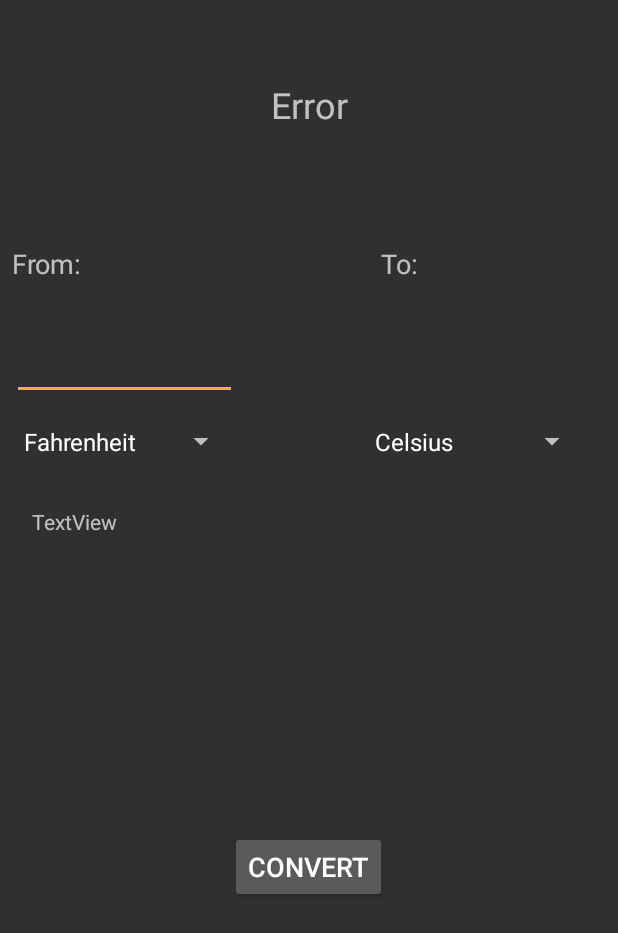
After one commit to bwawczak80/EnglishToMetricConverterBrianW, an Android app: the Converter screen opened directly, with no data from a screen before it, on a phone screen of 412 x 824 dp. The commit adds this screen. Shown: the top 933 px of the screen. Run offline under Robolectric (Android 15) with nearby library versions, the phone set to English and light mode, and no system bars.

Commit message:
Screen layout complete.

```diff
--- a/app/src/main/AndroidManifest.xml
+++ b/app/src/main/AndroidManifest.xml
@@ -9,10 +9,7 @@
         android:roundIcon="@mipmap/ic_launcher_round"
         android:supportsRtl="true"
         android:theme="@style/AppTheme">
-        <activity android:name=".VolumeConversion"></activity>
-        <activity android:name=".DistanceConversion" />
-        <activity android:name=".WeightConversion" />
-        <activity android:name=".TempConversion" />
+        <activity android:name=".Converter"></activity>
         <activity android:name=".MainActivity">
             <intent-filter>
                 <action android:name="android.intent.action.MAIN" />
--- /dev/null
+++ b/app/src/main/java/net/wawczak/brian/englishtometricconverterbrianw/Converter.java
@@ -0,0 +1,114 @@
+package net.wawczak.brian.englishtometricconverterbrianw;
+
+import android.support.v7.app.AppCompatActivity;
+import android.os.Bundle;
+import android.view.View;
+import android.widget.ArrayAdapter;
+import android.widget.Button;
+import android.widget.EditText;
+import android.widget.Spinner;
+import android.widget.TextView;
+
+public class Converter extends AppCompatActivity {
+
+    int id;
+
+    String standardInput;
+    String conversionResult;
+    String standardSpinnerArray[];
+    String metricSpinnerArray[];
+    Spinner spinStandard;
+    Spinner spinMetric;
+
+    @Override
+    protected void onCreate(Bundle savedInstanceState) {
+        super.onCreate(savedInstanceState);
+        setContentView(R.layout.activity_converter);
+
+        TextView converterTitle = findViewById(R.id.idConverterTitle);
+        TextView displayConversion = findViewById(R.id.idDisplayConversion);
+        EditText inputStandard = findViewById(R.id.idInputStandard);
+        Button convert = findViewById(R.id.btnConvert);
+
+
+        // gets an int from MainActivity.java, determined by the users radio button choice
+        Bundle idNum = getIntent().getExtras();
+        if (idNum != null) {
+            id = idNum.getInt("UserChoice");
+        }else{
+            id = 0;
+        }
+        //users MainActivity radioButton choice determines the case.  The appropriate spinner arrays
+        //are referenced from strings.xml, and passed to the setSpinner method.
+        switch (id){
+            case 0:
+                converterTitle.setText(getString(R.string.error));
+                break;
+            case 1:
+                //inputStandard.setHint(getString(R.string.tempFahrenheitHint));
+                standardSpinnerArray = getResources().getStringArray(R.array.standardTempArray);
+                metricSpinnerArray = getResources().getStringArray(R.array.metricTempArray);
+                converterTitle.setText(getString(R.string.temp));
+                displayConversion.setText(conversionResult);
+                setSpinner(standardSpinnerArray, metricSpinnerArray);
+                break;
+            case 2:
+                standardSpinnerArray = getResources().getStringArray(R.array.standardWeightArray);
+                metricSpinnerArray = getResources().getStringArray(R.array.metricWeightArray);
+                converterTitle.setText(getString(R.string.weight));
+                displayConversion.setText(conversionResult);
+                setSpinner(standardSpinnerArray, metricSpinnerArray);
+                break;
+            case 3:
+                standardSpinnerArray = getResources().getStringArray(R.array.standardDistanceArray);
+                metricSpinnerArray = getResources().getStringArray(R.array.metricDistanceArray);
+                converterTitle.setText(getString(R.string.weight));
+                displayConversion.setText(conversionResult);
+                setSpinner(standardSpinnerArray, metricSpinnerArray);
+                converterTitle.setText(getString(R.string.length));
+                break;
+            case 4:
+                standardSpinnerArray = getResources().getStringArray(R.array.standardVolumeArray);
+                metricSpinnerArray = getResources().getStringArray(R.array.metricVolumeArray);
+                converterTitle.setText(getString(R.string.volume));
+                displayConversion.setText(conversionResult);
+                setSpinner(standardSpinnerArray, metricSpinnerArray);
+                break;
+
+        }
+
+
+        convert.setOnClickListener(new View.OnClickListener() {
+            @Override
+            public void onClick(View v) {
+
+
+            }
+        });
+
+
+    }
+
+
+
+
+
+    //accepts 2 arrays referenced from strings.xml and applies them to the spinners.
+
+    public void setSpinner(String[] stanSpinnerArray, String[] metSpinnerArray){
+
+        spinStandard = findViewById(R.id.idSpinStandard);
+        spinMetric = findViewById(R.id.idSpinMetric);
+
+        //creates a spinner adapter, specifies spinner layout, applies string-array to the
+        //drop down menu.
+        ArrayAdapter<String> standardAdapter = new ArrayAdapter<>(this, android.R.layout.simple_spinner_dropdown_item, stanSpinnerArray);
+        standardAdapter.setDropDownViewResource(android.R.layout.simple_spinner_dropdown_item);
+        spinStandard.setAdapter(standardAdapter);
+
+        ArrayAdapter<String> metricAdapter = new ArrayAdapter<>(this, android.R.layout.simple_spinner_dropdown_item, metSpinnerArray);
+        metricAdapter.setDropDownViewResource(android.R.layout.simple_spinner_dropdown_item);
+        spinMetric.setAdapter(metricAdapter);
+
+    }
+}
--- /dev/null
+++ b/app/src/main/res/layout/activity_converter.xml
@@ -0,0 +1,101 @@
+<?xml version="1.0" encoding="utf-8"?>
+<android.support.constraint.ConstraintLayout xmlns:android="http://schemas.android.com/apk/res/android"
+    xmlns:app="http://schemas.android.com/apk/res-auto"
+    xmlns:tools="http://schemas.android.com/tools"
+    android:layout_width="match_parent"
+    android:layout_height="match_parent"
+    tools:context=".Converter">
+
+    <Spinner
+        android:id="@+id/idSpinStandard"
+        android:layout_width="150dp"
+        android:layout_height="55dp"
+        android:entries="@array/standardTempArray"
+        android:spinnerMode="dropdown"
+        app:layout_constraintStart_toStartOf="@+id/idInputStandard"
+        app:layout_constraintTop_toBottomOf="@+id/idInputStandard" />
+
+    <TextView
+        android:id="@+id/textView8"
+        android:layout_width="150dp"
+        android:layout_height="55dp"
+        android:layout_marginStart="8dp"
+        android:layout_marginTop="16dp"
+        android:gravity="left|center_vertical"
+        android:text="@string/fromLabel"
+        android:textSize="18sp"
+        app:layout_constraintStart_toStartOf="parent"
+        app:layout_constraintTop_toBottomOf="@+id/idConverterTitle" />
+
+    <EditText
+        android:id="@+id/idInputStandard"
+        android:layout_width="150dp"
+        android:layout_height="55dp"
+        android:layout_marginTop="8dp"
+        android:ems="10"
+        android:inputType="number"
+        app:layout_constraintStart_toStartOf="@+id/textView8"
+        app:layout_constraintTop_toBottomOf="@+id/textView8" />
+
+    <Spinner
+        android:id="@+id/idSpinMetric"
+        android:layout_width="150dp"
+        android:layout_height="55dp"
+        android:layout_marginEnd="20dp"
+        android:entries="@array/metricTempArray"
+        android:spinnerMode="dropdown"
+        app:layout_constraintEnd_toEndOf="parent"
+        app:layout_constraintTop_toTopOf="@+id/idSpinStandard" />
+
+    <TextView
+        android:id="@+id/textView9"
+        android:layout_width="150dp"
+        android:layout_height="55dp"
+        android:layout_marginEnd="8dp"
+        android:gravity="left|center_vertical"
+        android:text="@string/toLabel"
+        android:textSize="18sp"
+        app:layout_constraintEnd_toEndOf="parent"
+        app:layout_constraintTop_toTopOf="@+id/textView8" />
+
+    <TextView
+        android:id="@+id/idConverterTitle"
+        android:layout_width="383dp"
+        android:layout_height="124dp"
+        android:layout_marginStart="8dp"
+        android:layout_marginTop="8dp"
+        android:layout_marginEnd="8dp"
+        android:gravity="center"
+        android:textSize="24sp"
+        app:layout_constraintEnd_toEndOf="parent"
+        app:layout_constraintStart_toStartOf="parent"
+        app:layout_constraintTop_toTopOf="parent" />
+
+    <TextView
+        android:id="@+id/idDisplayConversion"
+        android:layout_width="369dp"
+        android:layout_height="180dp"
+        android:layout_marginStart="8dp"
+        android:layout_marginTop="16dp"
+        android:layout_marginEnd="8dp"
+        android:inputType="none"
+        android:text="TextView"
+        app:layout_constraintEnd_toEndOf="parent"
+        app:layout_constraintStart_toStartOf="parent"
+        app:layout_constraintTop_toBottomOf="@+id/idSpinStandard" />
+
+    <Button
+        android:id="@+id/btnConvert"
+        android:layout_width="wrap_content"
+        android:layout_height="wrap_content"
+        android:layout_marginStart="8dp"
+        android:layout_marginTop="36dp"
+        android:layout_marginEnd="8dp"
+        android:gravity="center"
+        android:text="@string/btnConvert"
+        android:textSize="18sp"
+        app:layout_constraintEnd_toEndOf="parent"
+        app:layout_constraintHorizontal_bias="0.498"
+        app:layout_constraintStart_toStartOf="parent"
+        app:layout_constraintTop_toBottomOf="@+id/idDisplayConversion" />
+</android.support.constraint.ConstraintLayout>
--- a/app/src/main/res/layout/activity_main.xml
+++ b/app/src/main/res/layout/activity_main.xml
@@ -14,6 +14,7 @@
         android:layout_marginTop="8dp"
         android:layout_marginEnd="8dp"
         android:gravity="center"
+        android:inputType="none"
         android:text="@string/txtTitle"
         android:textSize="24sp"
         app:layout_constraintEnd_toEndOf="parent"
@@ -75,7 +76,7 @@
         android:ems="10"
         android:gravity="center"
         android:importantForAutofill="no"
-        android:inputType="textMultiLine"
+        android:inputType="none"
         android:textSize="18sp"
         app:layout_constraintEnd_toEndOf="parent"
         app:layout_constraintHorizontal_bias="0.491"
@@ -92,7 +93,7 @@
         android:layout_marginEnd="8dp"
         android:gravity="center_vertical"
         android:text="@string/btnNext"
-        android:textSize="24sp"
+        android:textSize="18sp"
         app:layout_constraintEnd_toEndOf="parent"
         app:layout_constraintHorizontal_bias="0.498"
         app:layout_constraintStart_toStartOf="parent"
--- a/app/src/main/res/values/strings.xml
+++ b/app/src/main/res/values/strings.xml
@@ -14,6 +14,19 @@
     <string name="btnBack">Back</string>
     <string name="fromLabel">From: </string>
     <string name="toLabel">To: </string>
+    <string name="error">Error</string>
+    <string name="tempFahrenheitHint">° F</string>
+    <string name="tempKelvinHint">° K</string>
+    <string name="weightPoundsHint">Lbs</string>
+    <string name="weightOuncesHint">Oz</string>
+    <string name="distanceFeetHint">Ft</string>
+    <string name="distanceInchesHint">In</string>
+    <string name="distanceYardsHint">Yds</string>
+    <string name="distanceMilesHint">Mi</string>
+    <string name="volumeGallonsHint">Gal</string>
+    <string name="volumeOuncesHint">Oz</string>
+
+
 
     <string-array name="metricWeightArray">
         <item>Grams</item>
@@ -42,11 +55,11 @@
         <item>Yards</item>
         <item>Miles</item>
     </string-array>
-    <string-array name="metricVolume">
+    <string-array name="metricVolumeArray">
         <item>Millilitres</item>
         <item>Liters</item>
     </string-array>
-    <string-array name="standardVolume">
+    <string-array name="standardVolumeArray">
         <item>Ounces</item>
         <item>Gallons</item>
     </string-array>
```
Also changed, not shown: app/src/main/java/net/wawczak/brian/englishtometricconverterbrianw/DistanceConversion.java (deleted, +0 -13 lines), app/src/main/java/net/wawczak/brian/englishtometricconverterbrianw/MainActivity.java (+11 -9 lines), app/src/main/java/net/wawczak/brian/englishtometricconverterbrianw/TempConversion.java (deleted, +0 -13 lines), app/src/main/java/net/wawczak/brian/englishtometricconverterbrianw/VolumeConversion.java (deleted, +0 -13 lines), app/src/main/java/net/wawczak/brian/englishtometricconverterbrianw/WeightConversion.java (deleted, +0 -13 lines), app/src/main/res/layout/activity_distance_conversion.xml (deleted, +0 -22 lines), app/src/main/res/layout/activity_temp_conversion.xml (deleted, +0 -88 lines), app/src/main/res/layout/activity_volume_conversion.xml (deleted, +0 -22 lines), app/src/main/res/layout/activity_weight_conversion.xml (deleted, +0 -22 lines).
